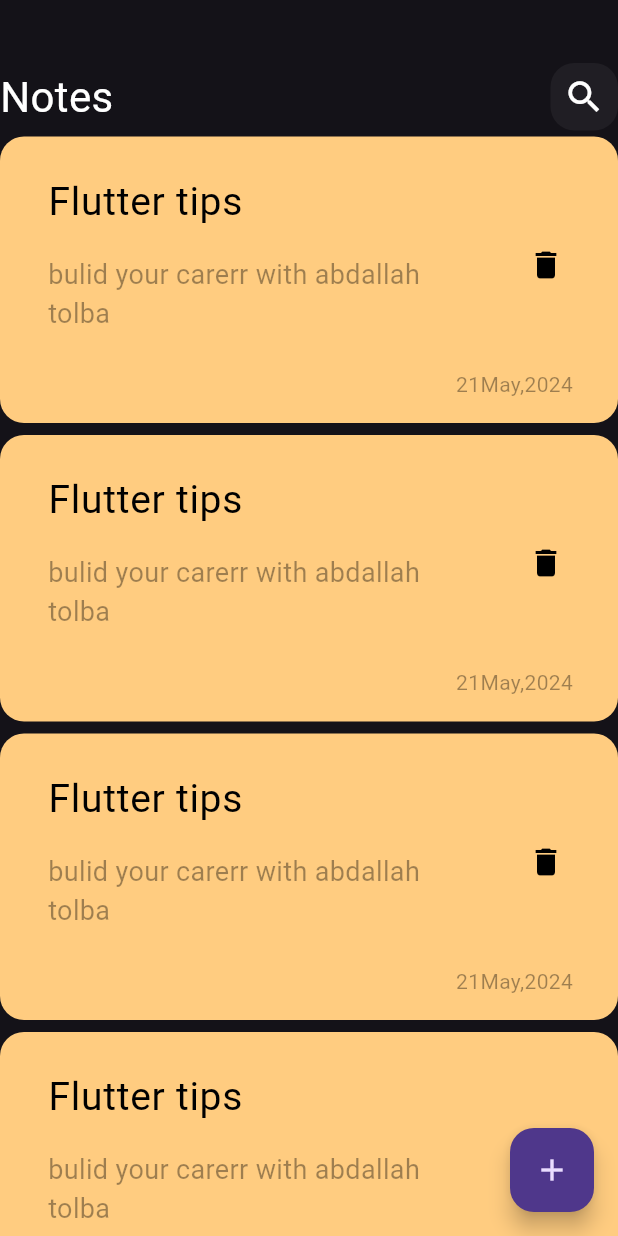
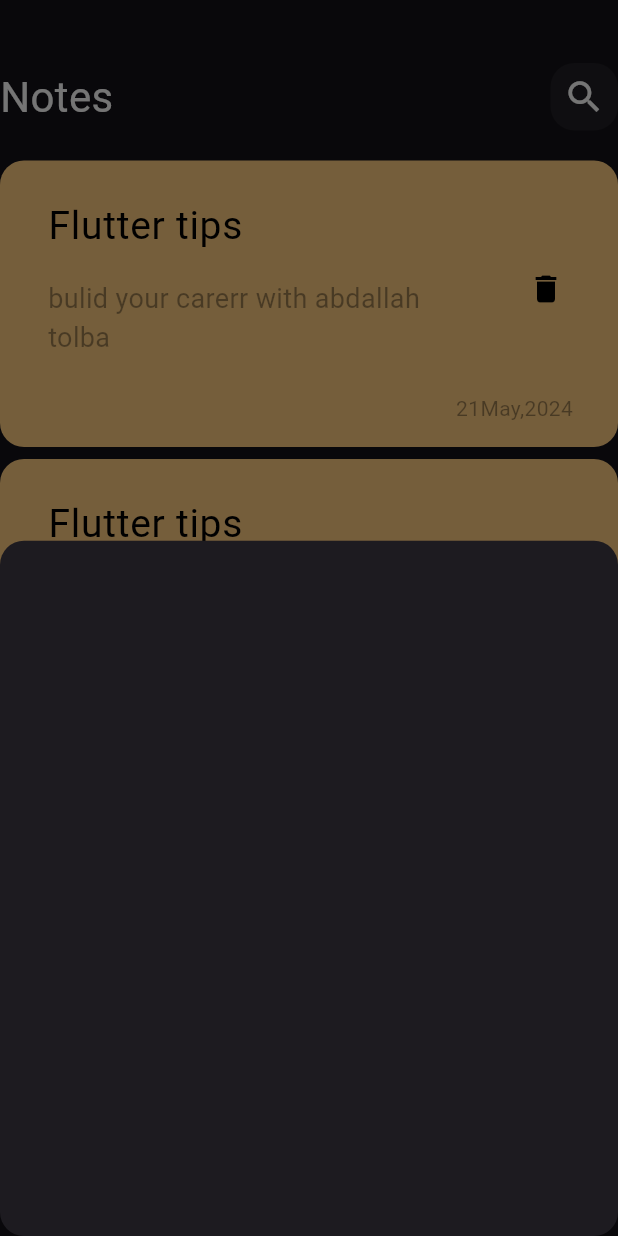
Before and after one commit to Abdallah1719/notes_tick_app, a Flutter app: the screen it shows after launch, after a tap on the "add" icon, on a phone screen of 412 x 824 dp. Run offline on Flutter 3.47's test engine with Material 3 defaults, Android fonts, the phone set to English and light mode, and no system bars.

Commit message:
add note bottom sheet

```diff
--- a/notes_tick_app/lib/presentation/screens/notes_screen.dart
+++ b/notes_tick_app/lib/presentation/screens/notes_screen.dart
@@ -1,4 +1,5 @@
 import 'package:flutter/material.dart';
+import 'package:notes_tick_app/presentation/widgets/add_note_bottom_sheet.dart';
 import 'package:notes_tick_app/presentation/widgets/notes_view_body.dart';
 
 class NotesView extends StatelessWidget {
@@ -8,7 +9,15 @@
   Widget build(BuildContext context) {
     return Scaffold(
       floatingActionButton: FloatingActionButton(
-        onPressed: () {},
+        onPressed: () {
+          showModalBottomSheet(
+              shape: RoundedRectangleBorder(
+                  borderRadius: BorderRadius.circular(16)),
+              context: context,
+              builder: (context) {
+                return const AddNoteBottomSheet();
+              });
+        },
         child: const Icon(Icons.add),
       ),
       body: const NotesViewBody(),
--- /dev/null
+++ b/notes_tick_app/lib/presentation/widgets/add_note_bottom_sheet.dart
@@ -0,0 +1,17 @@
+import 'package:flutter/material.dart';
+
+class AddNoteBottomSheet extends StatelessWidget {
+  const AddNoteBottomSheet({super.key});
+
+  @override
+  Widget build(BuildContext context) {
+    return Container(
+      // child: const Padding(
+      //   padding: EdgeInsets.symmetric(horizontal: 16),
+      //   child: SingleChildScrollView(
+      //     child: AddNoteForm(),
+      //   ),
+      // ),
+    );
+  }
+}
--- a/notes_tick_app/lib/presentation/widgets/notes_list_view.dart
+++ b/notes_tick_app/lib/presentation/widgets/notes_list_view.dart
@@ -1,4 +1,3 @@
-
 import 'package:flutter/material.dart';
 
 import 'custom_note_item.dart';
@@ -8,13 +7,16 @@
 
   @override
   Widget build(BuildContext context) {
-    return ListView.builder(
+    return Padding(
+      padding: const EdgeInsets.symmetric(vertical: 16),
+      child: ListView.builder(
           padding: EdgeInsets.zero,
           itemBuilder: (context, index) {
             return const Padding(
               padding: EdgeInsets.symmetric(vertical: 4.0),
               child: NoteItem(),
             );
-        });
+          }),
+    );
   }
 }
```
Lines whose indentation alone changed are shown as unchanged.
